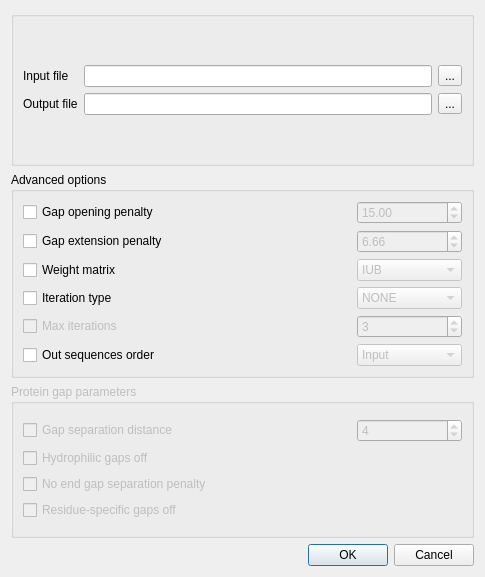
Qt form src/plugins/external_tool_support/src/clustalw/ClustalWSupportRunDialog.ui (violethaze74/ugene) before a commit.
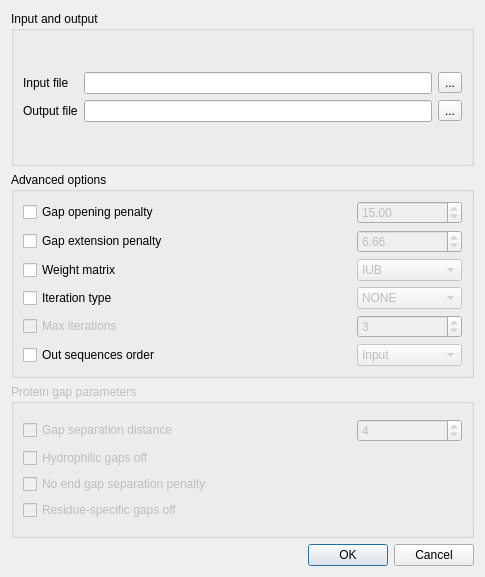
The same form after that commit.

Commit message: Groupbox header in Align dialogs. UGENE-4848

Diff of the .ui file:
```diff
--- a/src/plugins/external_tool_support/src/clustalw/ClustalWSupportRunDialog.ui
+++ b/src/plugins/external_tool_support/src/clustalw/ClustalWSupportRunDialog.ui
@@ -31,7 +31,7 @@
      <item>
       <widget class="QGroupBox" name="inputGroupBox">
        <property name="title">
-        <string/>
+        <string>Input and output</string>
        </property>
        <layout class="QGridLayout" name="gridLayout_10">
         <item row="0" column="0">
```
The commit also changes 5 other files.
